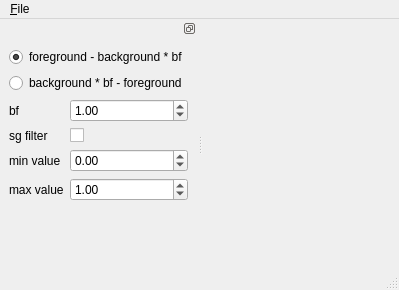
Qt form mainwindow.ui (antigol/imagesubtraction) before a commit.
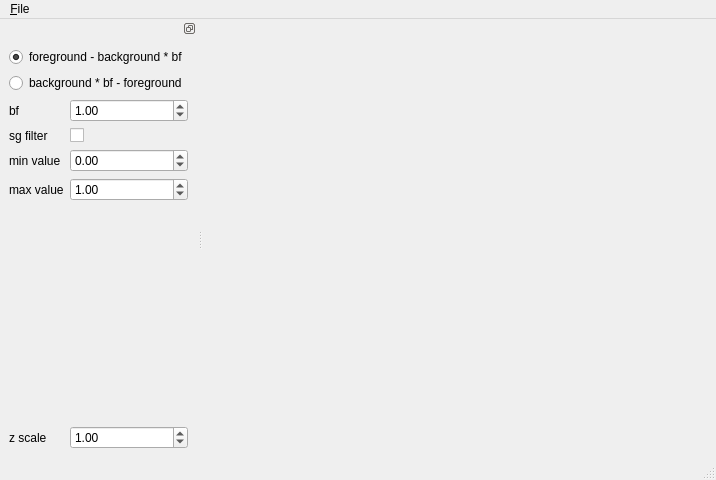
The same form after that commit. Icons and pictures are not drawn.

The edit to the form file:
```diff
--- a/mainwindow.ui
+++ b/mainwindow.ui
@@ -6,8 +6,8 @@
    <rect>
     <x>0</x>
     <y>0</y>
-    <width>399</width>
-    <height>290</height>
+    <width>716</width>
+    <height>480</height>
    </rect>
   </property>
   <property name="windowTitle">
@@ -25,8 +25,8 @@
     <rect>
      <x>0</x>
      <y>0</y>
-     <width>399</width>
-     <height>21</height>
+     <width>716</width>
+     <height>25</height>
     </rect>
    </property>
    <widget class="QMenu" name="menuFile">
@@ -143,6 +143,36 @@
          </property>
         </widget>
        </item>
+       <item row="5" column="0">
+        <widget class="QLabel" name="zScaleLabel">
+         <property name="text">
+          <string>z scale</string>
+         </property>
+        </widget>
+       </item>
+       <item row="5" column="1">
+        <widget class="QDoubleSpinBox" name="zScaleDoubleSpinBox">
+         <property name="singleStep">
+          <double>0.010000000000000</double>
+         </property>
+         <property name="value">
+          <double>1.000000000000000</double>
+         </property>
+        </widget>
+       </item>
+       <item row="4" column="1">
+        <spacer name="verticalSpacer">
+         <property name="orientation">
+          <enum>Qt::Vertical</enum>
+         </property>
+         <property name="sizeHint" stdset="0">
+          <size>
+           <width>20</width>
+           <height>40</height>
+          </size>
+         </property>
+        </spacer>
+       </item>
       </layout>
      </item>
     </layout>
```
Left out of the diff: 2 changed lines with no effect on the pictures.
